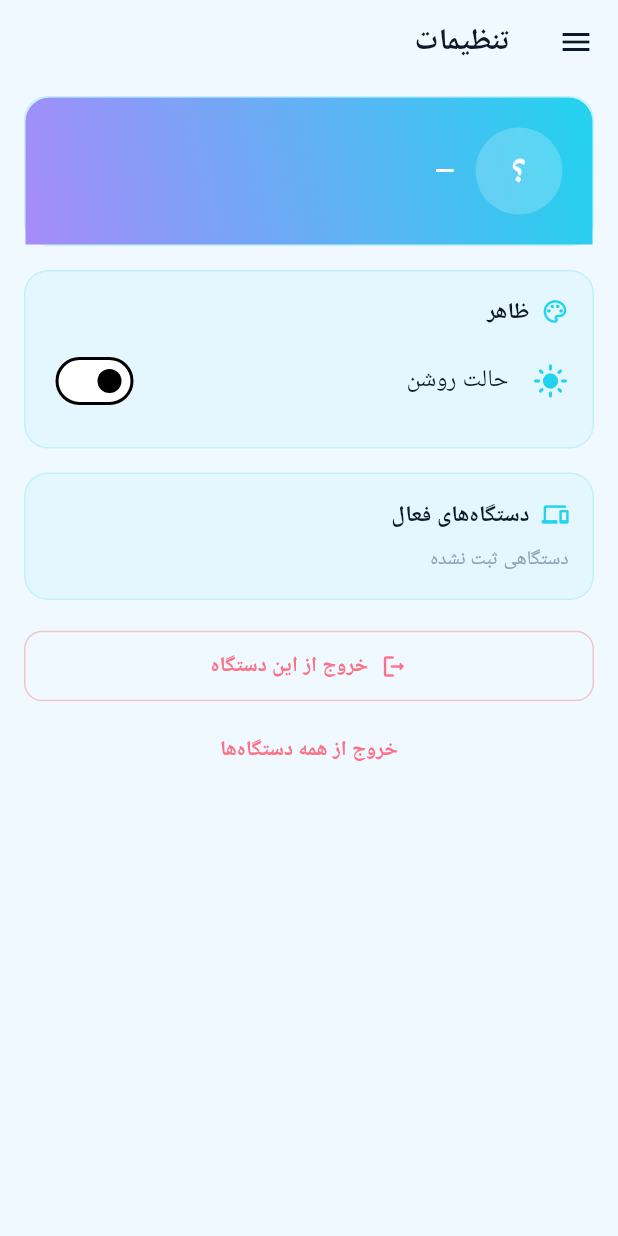
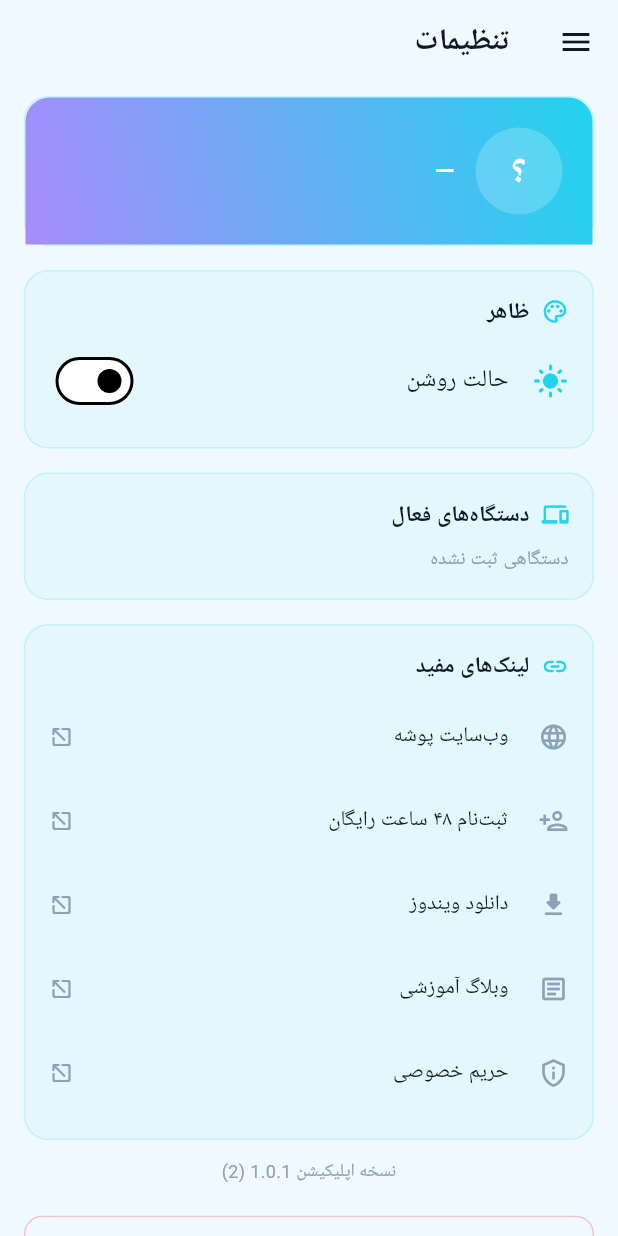
Before and after one commit to Siahgoosh/Posheh, a Flutter app: the SettingsScreen screen opened by its route, after a tap on "حالت تاریک", on a phone screen of 412 x 824 dp. Run offline on Flutter 3.47's test engine with Material 3 defaults, Android fonts, the phone set to English and light mode, and no system bars; our stand-ins replace dio, flutter_riverpod, flutter_secure_storage, go_router, google_fonts, package_info_plus; accounts and stored records are empty; network calls fail; Roboto replaces fonts that are missing (Vazirmatn).

Commit message:
feat(mobile): sync Android/Windows v1.0.1, APK build, Cafe Bazaar docs
- Trial hours, register/download/blog links in app
- Subscription screen with web renew CTA
- Built release APK (posheh-android.apk)
- docs/CAFE-BAZAAR.md with full Bazaar listing guide
- AppReleaseSeeder v1.0.1, improved build-releases.sh

Co-authored-by: Siahgoosh <Siahgoosh@users.noreply.github.com>

```diff
--- a/mobile/lib/core/auth/auth_controller.dart
+++ b/mobile/lib/core/auth/auth_controller.dart
@@ -10,6 +10,7 @@ class AppUser {
   final List<String> features;
   final bool onTrial;
   final String? trialLabel;
+  final int? trialHoursRemaining;
 
   const AppUser({
     required this.name,
@@ -20,6 +21,7 @@ class AppUser {
     this.features = const [],
     this.onTrial = false,
     this.trialLabel,
+    this.trialHoursRemaining,
   });
 
   factory AppUser.fromJson(Map<String, dynamic> json) {
@@ -38,6 +40,9 @@ class AppUser {
       features: features,
       onTrial: office is Map && office['on_trial'] == true,
       trialLabel: office is Map ? office['trial_label']?.toString() : null,
+      trialHoursRemaining: office is Map && office['trial_hours_remaining'] != null
+          ? (office['trial_hours_remaining'] as num).toInt()
+          : null,
     );
   }
 
--- /dev/null
+++ b/mobile/lib/core/constants/app_urls.dart
@@ -0,0 +1,12 @@
+/// Public URLs — keep in sync with web (posheapp.ir).
+class AppUrls {
+  static const site = 'https://posheapp.ir';
+  static const register = '$site/register';
+  static const download = '$site/download';
+  static const blog = '$site/blog';
+  static const privacy = '$site/privacy';
+  static const terms = '$site/terms';
+  static const androidApk = '$site/downloads/posheh-android.apk';
+  static const windowsZip = '$site/downloads/posheh-windows.zip';
+  static const support = '$site/login';
+}
--- a/mobile/lib/features/auth/login_screen.dart
+++ b/mobile/lib/features/auth/login_screen.dart
@@ -5,7 +5,9 @@ import 'package:flutter_riverpod/flutter_riverpod.dart';
 import 'package:go_router/go_router.dart';
 import '../../core/api/api_client.dart';
 import '../../core/auth/auth_controller.dart';
+import '../../core/constants/app_urls.dart';
 import '../../core/theme/app_theme.dart';
+import '../../core/utils/app_launcher.dart';
 import '../../core/utils/formatters.dart';
 import '../../core/utils/input_normalizers.dart';
 import '../../core/widgets/app_background.dart';
@@ -102,7 +104,7 @@ class _LoginScreenState extends ConsumerState<LoginScreen> {
       if (res['needs_registration'] == true) {
         _otpController.clear();
         setState(() => _error =
-            'این شماره ثبت‌نام نشده است. ابتدا در وب‌سایت posheapp.ir ثبت‌نام کنید.');
+            'این شماره ثبت‌نام نشده. روی «ثبت‌نام رایگان» بزنید یا به ${AppUrls.register} بروید.');
         return;
       }
 
@@ -218,10 +220,10 @@ class _LoginScreenState extends ConsumerState<LoginScreen> {
               : const Text('دریافت کد تأیید'),
         ),
         const SizedBox(height: 14),
-        const Center(
-          child: Text(
-            'برای ثبت‌نام به posheapp.ir مراجعه کنید',
-            style: TextStyle(color: AppColors.muted, fontSize: 12),
+        Center(
+          child: TextButton(
+            onPressed: _loading ? null : () => openRegister(),
+            child: const Text('ثبت‌نام رایگان ۴۸ ساعته — posheapp.ir'),
           ),
         ),
       ],
--- a/mobile/lib/features/settings/settings_screen.dart
+++ b/mobile/lib/features/settings/settings_screen.dart
@@ -4,7 +4,10 @@ import 'package:go_router/go_router.dart';
 import '../../core/api/api_client.dart';
 import '../../core/auth/auth_controller.dart';
 import '../../core/theme/app_theme.dart';
+import '../../core/utils/app_launcher.dart';
 import '../../core/utils/formatters.dart';
+import '../../core/constants/app_urls.dart';
+import 'package:package_info_plus/package_info_plus.dart';
 import '../../core/widgets/glass_card.dart';
 import '../../core/widgets/page_shell.dart';
 
@@ -18,11 +21,20 @@ class SettingsScreen extends ConsumerStatefulWidget {
 class _SettingsScreenState extends ConsumerState<SettingsScreen> {
   List<dynamic> _devices = [];
   bool _loadingDevices = true;
+  String _appVersion = '';
 
   @override
   void initState() {
     super.initState();
     _loadDevices();
+    _loadVersion();
+  }
+
+  Future<void> _loadVersion() async {
+    try {
+      final info = await PackageInfo.fromPlatform();
+      if (mounted) setState(() => _appVersion = '${info.version} (${info.buildNumber})');
+    } catch (_) {}
   }
 
   Future<void> _loadDevices() async {
@@ -204,6 +216,35 @@ class _SettingsScreenState extends ConsumerState<SettingsScreen> {
               ],
             ),
           ),
+          const SizedBox(height: 16),
+          GlassCard(
+            child: Column(
+              crossAxisAlignment: CrossAxisAlignment.stretch,
+              children: [
+                const Row(
+                  children: [
+                    Icon(Icons.link_rounded, size: 18, color: AppColors.primary),
+                    SizedBox(width: 8),
+                    Text('لینک‌های مفید',
+                        style: TextStyle(fontWeight: FontWeight.w700, fontSize: 15)),
+                  ],
+                ),
+                const SizedBox(height: 8),
+                _linkTile('وب‌سایت پوشه', AppUrls.site, Icons.language_rounded),
+                _linkTile('ثبت‌نام ۴۸ ساعت رایگان', AppUrls.register, Icons.person_add_outlined),
+                _linkTile('دانلود ویندوز', AppUrls.download, Icons.download_rounded),
+                _linkTile('وبلاگ آموزشی', AppUrls.blog, Icons.article_outlined),
+                _linkTile('حریم خصوصی', AppUrls.privacy, Icons.privacy_tip_outlined),
+              ],
+            ),
+          ),
+          if (_appVersion.isNotEmpty) ...[
+            const SizedBox(height: 12),
+            Center(
+              child: Text('نسخه اپلیکیشن $_appVersion',
+                  style: const TextStyle(color: AppColors.muted, fontSize: 12)),
+            ),
+          ],
           const SizedBox(height: 20),
           OutlinedButton.icon(
             onPressed: () => _logout(),
@@ -226,4 +267,14 @@ class _SettingsScreenState extends ConsumerState<SettingsScreen> {
       ),
     );
   }
+
+  Widget _linkTile(String label, String url, IconData icon) {
+    return ListTile(
+      contentPadding: EdgeInsets.zero,
+      leading: Icon(icon, size: 20, color: AppColors.muted),
+      title: Text(label, style: const TextStyle(fontSize: 14)),
+      trailing: const Icon(Icons.open_in_new_rounded, size: 16, color: AppColors.muted),
+      onTap: () => openAppUrl(url),
+    );
+  }
 }
--- a/mobile/pubspec.yaml
+++ b/mobile/pubspec.yaml
@@ -1,7 +1,7 @@
 name: posheh
 description: پوشه - سامانه ابری ثبت و مدیریت املاک
 publish_to: 'none'
-version: 1.0.0+1
+version: 1.0.1+2
 
 environment:
   sdk: '>=3.5.0 <4.0.0'
@@ -23,6 +23,8 @@ dependencies:
   image_picker: ^1.1.2
   flutter_svg: ^2.0.10+1
   google_fonts: ^6.2.1
+  url_launcher: ^6.3.1
+  package_info_plus: ^8.1.2
 
 dev_dependencies:
   flutter_test:
```
Also changed, not shown: mobile/lib/core/utils/app_launcher.dart (added, +16 -0 lines), mobile/lib/features/modules/module_screens.dart (+47 -1 lines), 9 other files.
